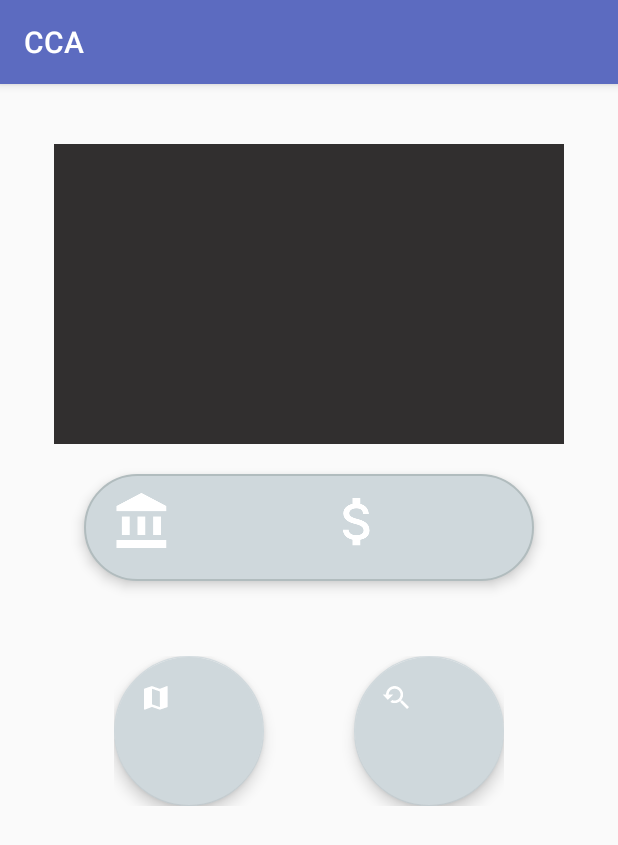
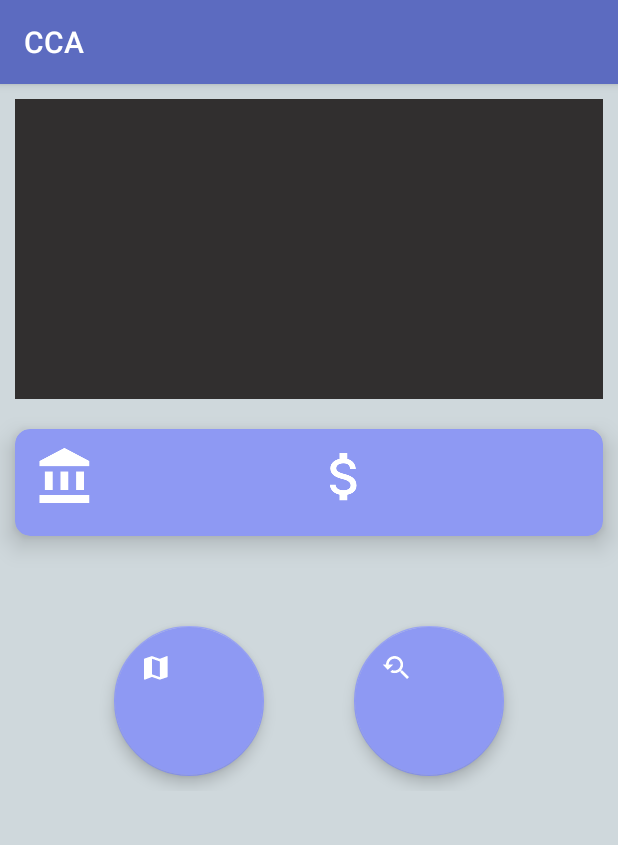
Before and after one commit to hugoLucas/cca, an Android app: the ResultsActivity screen opened directly, with no data from a screen before it, on a phone screen of 412 x 824 dp. Shown: the top 845 px of the screen. Run offline under Robolectric (Android 15) with nearby library versions, the phone set to English and light mode, and no system bars; our stand-ins replace ButterKnife; 4 statements that could not run were skipped.

Commit message:
Changed resultactivity styling

```diff
--- a/app/build.gradle
+++ b/app/build.gradle
@@ -24,7 +24,7 @@ dependencies {
     androidTestCompile('com.android.support.test.espresso:espresso-core:2.2.2', {
         exclude group: 'com.android.support', module: 'support-annotations'
     })
-    compile 'com.android.support:appcompat-v7:26.+'
+    compile 'com.android.support:appcompat-v7:26'
     compile 'com.jakewharton:butterknife:8.8.1'
     compile 'com.github.PhilJay:MPAndroidChart:v3.0.2'
     annotationProcessor 'com.jakewharton:butterknife-compiler:8.8.1'
@@ -39,4 +39,5 @@ dependencies {
     compile 'com.squareup.retrofit2:retrofit:2.3.0'
     compile 'com.squareup.retrofit2:converter-gson:2.3.0'
     compile 'com.android.support:design:26.0.0-alpha1'
+    compile 'com.android.support:cardview-v7:26.0.0-alpha1'
 }
--- a/app/src/main/res/layout/activity_results.xml
+++ b/app/src/main/res/layout/activity_results.xml
@@ -1,35 +1,47 @@
 <?xml version="1.0" encoding="utf-8"?>
 <LinearLayout
     xmlns:android="http://schemas.android.com/apk/res/android"
+    xmlns:tools="http://schemas.android.com/tools"
+    xmlns:card_view="http://schemas.android.com/apk/res-auto"
+    xmlns:app="http://schemas.android.com/apk/res-auto"
     android:orientation="vertical"
     android:layout_width="match_parent"
-    android:layout_height="match_parent">
+    android:layout_height="match_parent"
+    android:background="@color/colorAccent">
 
     <ImageView
         android:id="@+id/banknote_preview"
-        android:layout_width="340dp"
+        android:layout_width="match_parent"
         android:layout_height="200dp"
-        android:layout_marginTop="40dp"
+        android:layout_marginStart="10dp"
+        android:layout_marginEnd="10dp"
+        android:layout_marginTop="10dp"
         android:layout_marginBottom="20dp"
+        android:padding="10dp"
         android:layout_gravity="center"
         android:background="@color/red_black"/>
 
-    <LinearLayout
-        android:layout_width="300dp"
+    <android.support.v7.widget.CardView
+        xmlns:card_view="http://schemas.android.com/apk/res-auto"
+        android:layout_width="match_parent"
         android:layout_height="wrap_content"
-        android:orientation="horizontal"
-        android:layout_gravity="center"
-        android:background="@drawable/shapes"
-        android:padding="10dp"
-        android:elevation="5dp">
+        app:cardBackgroundColor="@color/colorPrimaryLight"
+        card_view:cardCornerRadius="10dp"
+        android:layout_marginEnd="10dp"
+        android:layout_marginStart="10dp"
+        card_view:cardElevation="10dp">
 
         <LinearLayout
-            android:layout_width="wrap_content"
+            android:layout_width="match_parent"
+            android:layout_height="match_parent"
+            android:padding="10dp">
+
+            <LinearLayout
+                android:id="@+id/country_linear_layout"
+                android:layout_width="0dp"
                 android:layout_height="wrap_content"
                 android:orientation="horizontal"
                 android:layout_marginBottom="3dp"
-            android:layout_marginStart="5dp"
-            android:layout_marginEnd="10dp"
                 android:layout_gravity="center"
                 android:layout_weight="50">
 
@@ -44,15 +56,16 @@
                     android:layout_width="wrap_content"
                     android:layout_height="wrap_content"
                     android:layout_marginStart="10dp"
-                android:text="ABC"
+                    tools:text="ABC"
                     android:textColor="@color/graph_background_white"
                     android:layout_gravity="center_horizontal|center_vertical"
                     android:textSize="30sp"
                     android:textStyle="bold"/>
+
             </LinearLayout>
 
             <LinearLayout
-            android:layout_width="wrap_content"
+                android:layout_width="0dp"
                 android:layout_height="wrap_content"
                 android:orientation="horizontal"
                 android:layout_marginBottom="3dp"
@@ -69,7 +82,7 @@
                     android:id="@+id/value_result_text_view"
                     android:layout_width="wrap_content"
                     android:layout_height="wrap_content"
-                android:layout_marginStart="8dp"
+                    android:layout_marginStart="10dp"
                     android:text="@string/value_result_placeholder"
                     android:textColor="@color/graph_background_white"
                     android:layout_gravity="center_horizontal|center_vertical"
@@ -79,12 +92,17 @@
 
         </LinearLayout>
 
+    </android.support.v7.widget.CardView>
+
     <LinearLayout
         android:layout_width="wrap_content"
         android:layout_height="wrap_content"
         android:orientation="horizontal"
         android:layout_gravity="center"
-        android:layout_marginTop="50dp">
+        android:padding="10dp"
+        android:layout_marginTop="50dp"
+        android:clipChildren="false"
+        android:clipToPadding="false">
 
         <android.support.design.widget.FloatingActionButton
             android:id="@+id/map_button"
@@ -93,6 +111,7 @@
             android:layout_marginEnd="30dp"
             android:layout_gravity="center"
             android:src="@mipmap/ic_map_icon"
+            app:backgroundTint="@color/colorPrimaryLight"
             />
 
         <android.support.design.widget.FloatingActionButton
@@ -102,6 +121,7 @@
             android:layout_marginStart="30dp"
             android:layout_gravity="center"
             android:src="@mipmap/ic_exchange_icon"
+            app:backgroundTint="@color/colorPrimaryLight"
             />
 
     </LinearLayout>
--- a/app/src/main/res/values/colors.xml
+++ b/app/src/main/res/values/colors.xml
@@ -2,6 +2,7 @@
 <resources>
     <color name="colorPrimary">#5c6bc0</color>
     <color name="colorPrimaryDark">#26418f</color>
+    <color name="colorPrimaryLight">#8e99f3</color>
     <color name="colorAccent">#cfd8dc</color>
     <color name="red_black">#312f2f</color>
     <color name="blue_text">#8500ffee</color>
```
Lines whose indentation alone changed are shown as unchanged.
